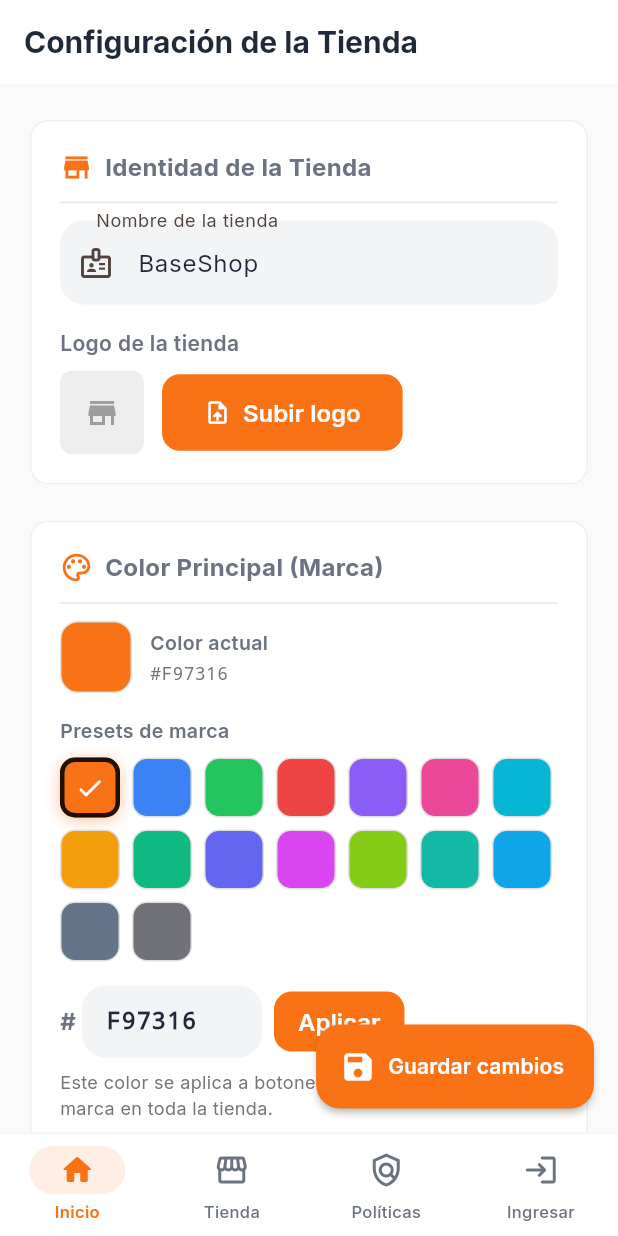
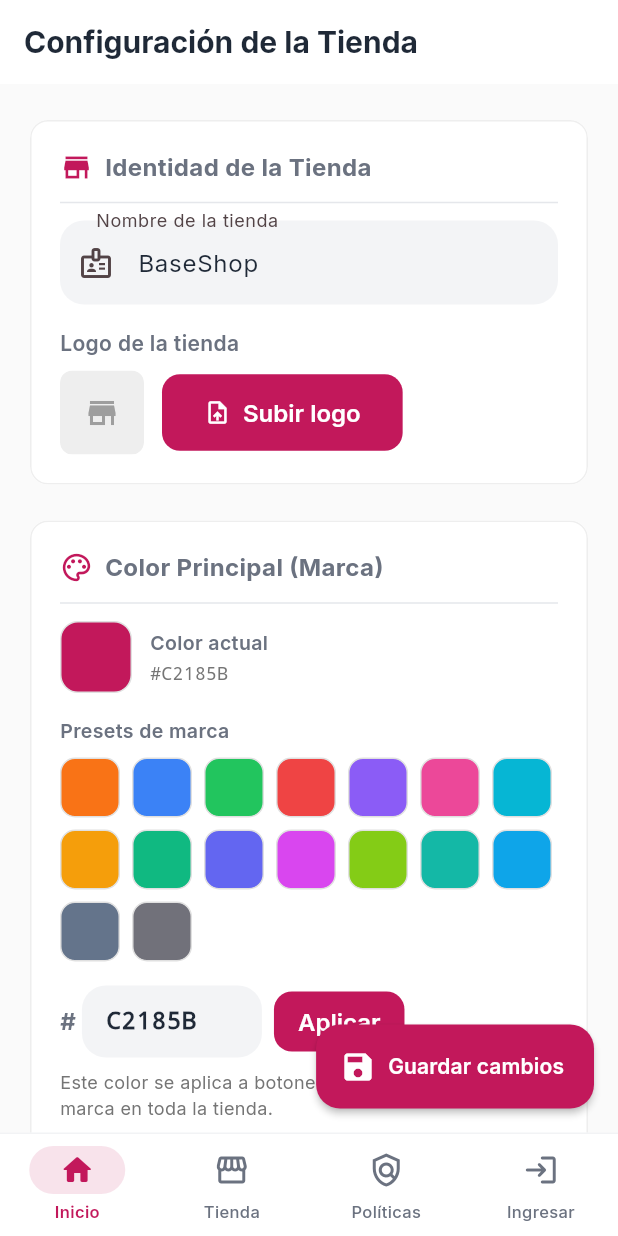
Before and after one commit to davidbet2/BaseShop, a Flutter app: the AdminStoreConfigScreen screen opened by its route, after a tap on "Subir logo", on a phone screen of 412 x 824 dp. Run offline on Flutter 3.47's test engine with Material 3 defaults, Android fonts, the phone set to English and light mode, and no system bars; our stand-ins replace cached_network_image, dio, equatable, firebase_core, firebase_messaging, flutter_bloc and 11 more; missing offline and left inert: dart:html, dart:js_interop; accounts and stored records are empty; network calls fail.

Commit message:
fix: eliminar color naranja por defecto y corregir redirección PayU
1. Color naranja → rosa (C2185B):
   - app_theme.dart: defaultPrimary, primaryLight, primaryDark, accentColor
   - store_config_service.dart: todos los fallback 'F97316' → 'C2185B'
   - main.dart: splash blanco mientras carga config (sin flash de color)

2. Redirección PayU sin salto:
   - payments.routes.js: responseUrl ahora usa /#/ para hash routing
   - app_router.dart: /payment-result removido de _authRequiredPaths
     para evitar redirect a /login cuando auth no se ha restaurado
   - PaymentResultScreen ya muestra resultado de URL params sin auth

7/7 E2E tests passing

```diff
--- a/frontend/lib/core/router/app_router.dart
+++ b/frontend/lib/core/router/app_router.dart
@@ -40,7 +40,8 @@ const _authRequiredPaths = <String>{
   '/profile',
   '/checkout',
   '/payu-checkout',
-  '/payment-result',
+  // '/payment-result' — intentionally NOT auth-required so PayU redirects work
+  // even when the token hasn't been restored from storage yet (full page reload).
   '/addresses',
   '/admin/dashboard',
   '/admin/products',
--- a/frontend/lib/core/services/store_config_service.dart
+++ b/frontend/lib/core/services/store_config_service.dart
@@ -25,7 +25,7 @@ class StoreConfigService {
         featuredTitle: 'Colección destacada',
         featuredDesc: 'Los productos más elegidos por nuestros clientes',
         banners: [],
-        primaryColorHex: 'F97316',
+        primaryColorHex: 'C2185B',
         policiesContent: '',
       );
     }
@@ -81,7 +81,7 @@ class StoreConfig {
     required this.featuredTitle,
     required this.featuredDesc,
     required this.banners,
-    this.primaryColorHex = 'F97316',
+    this.primaryColorHex = 'C2185B',
     this.policiesContent = '',
   });
 
@@ -94,7 +94,7 @@ class StoreConfig {
       storeLogo: json['store_logo']?.toString() ?? '',
       featuredTitle: json['featured_title']?.toString() ?? 'Colección destacada',
       featuredDesc: json['featured_desc']?.toString() ?? 'Los productos más elegidos por nuestros clientes',
-      primaryColorHex: json['primary_color_hex']?.toString() ?? 'F97316',      policiesContent: json['policies_content']?.toString() ?? '',      banners: bannersRaw.map((b) => BannerConfig.fromJson(b as Map<String, dynamic>)).toList(),
+      primaryColorHex: json['primary_color_hex']?.toString() ?? 'C2185B',      policiesContent: json['policies_content']?.toString() ?? '',      banners: bannersRaw.map((b) => BannerConfig.fromJson(b as Map<String, dynamic>)).toList(),
     );
   }
 
--- a/frontend/lib/core/theme/app_theme.dart
+++ b/frontend/lib/core/theme/app_theme.dart
@@ -2,14 +2,14 @@ import 'package:flutter/material.dart';
 import 'package:google_fonts/google_fonts.dart';
 
 class AppTheme {
-  // ── Default warm orange palette (inspired by modern e-commerce UIs) ──
-  static const Color defaultPrimary = Color(0xFFF97316);  // Orange-500
+  // ── Default palette (matches store config); overridden by StoreConfigCubit ──
+  static const Color defaultPrimary = Color(0xFFC2185B);  // Pink-700
 
   // ── Kept for backward-compat: use Theme.of(context).colorScheme.primary when possible ──
   static const Color primaryColor = defaultPrimary;
-  static const Color primaryLight = Color(0xFFFDBA74);   // Orange-300
-  static const Color primaryDark = Color(0xFFEA580C);    // Orange-600
-  static const Color accentColor = Color(0xFFF97316);
+  static const Color primaryLight = Color(0xFFF06292);   // Pink-300
+  static const Color primaryDark = Color(0xFF880E4F);    // Pink-900
+  static const Color accentColor = Color(0xFFC2185B);
   static const Color backgroundColor = Color(0xFFFAFAFA);
   static const Color surfaceColor = Colors.white;
   static const Color errorColor = Color(0xFFEF4444);
--- a/frontend/lib/main.dart
+++ b/frontend/lib/main.dart
@@ -99,17 +99,23 @@ class MyApp extends StatelessWidget {
       child: BlocBuilder<StoreConfigCubit, StoreConfigState>(
         bloc: getIt<StoreConfigCubit>(),
         builder: (context, configState) {
-          final primaryColor = configState is StoreConfigLoaded
-              ? configState.config.primaryColor
-              : AppTheme.defaultPrimary;
+          // While config is loading, show a white splash to avoid any color flash
+          if (configState is! StoreConfigLoaded) {
+            return const MaterialApp(
+              debugShowCheckedModeBanner: false,
+              home: Scaffold(
+                backgroundColor: Colors.white,
+                body: Center(
+                  child: CircularProgressIndicator(color: Color(0xFFC2185B)),
+                ),
+              ),
+            );
+          }
+          final primaryColor = configState.config.primaryColor;
 
           // Dynamic favicon + tab title on web
-          final storeName = configState is StoreConfigLoaded
-              ? configState.config.storeName
-              : _cachedStoreName;
-          final storeLogo = configState is StoreConfigLoaded
-              ? configState.config.storeLogo
-              : _cachedStoreLogo;
+          final storeName = configState.config.storeName;
+          final storeLogo = configState.config.storeLogo;
           if (kIsWeb) {
             updateWebFavicon(storeLogo);
             updateWebTitle(storeName);
```
Also changed, not shown: 1 other file.
